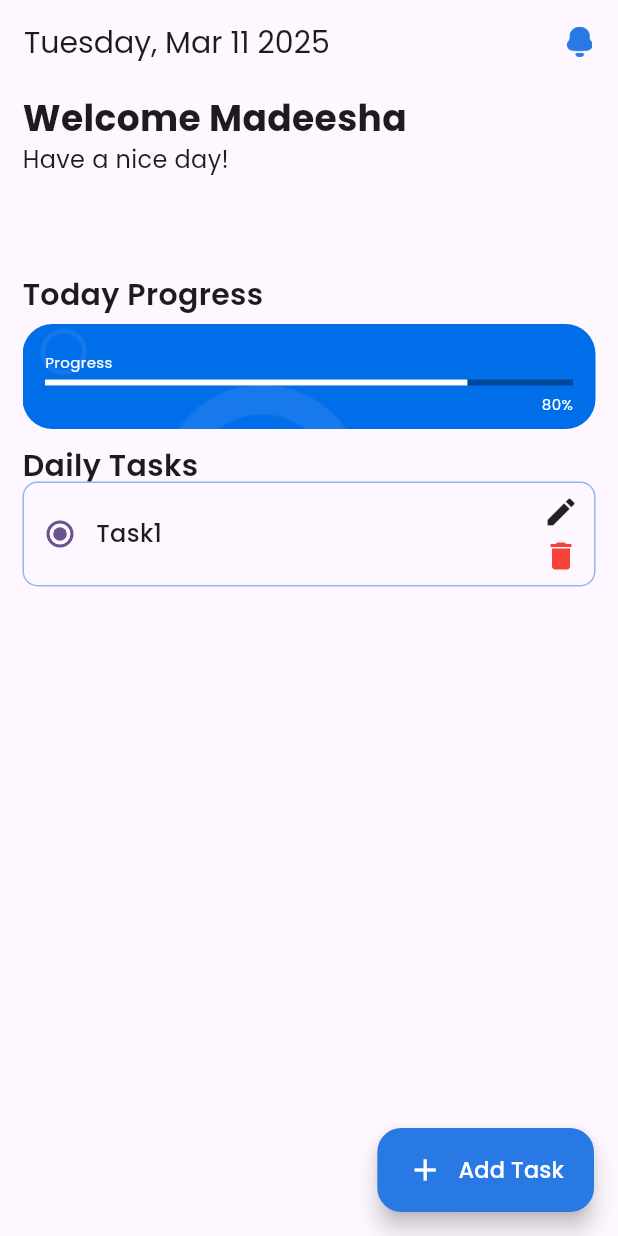
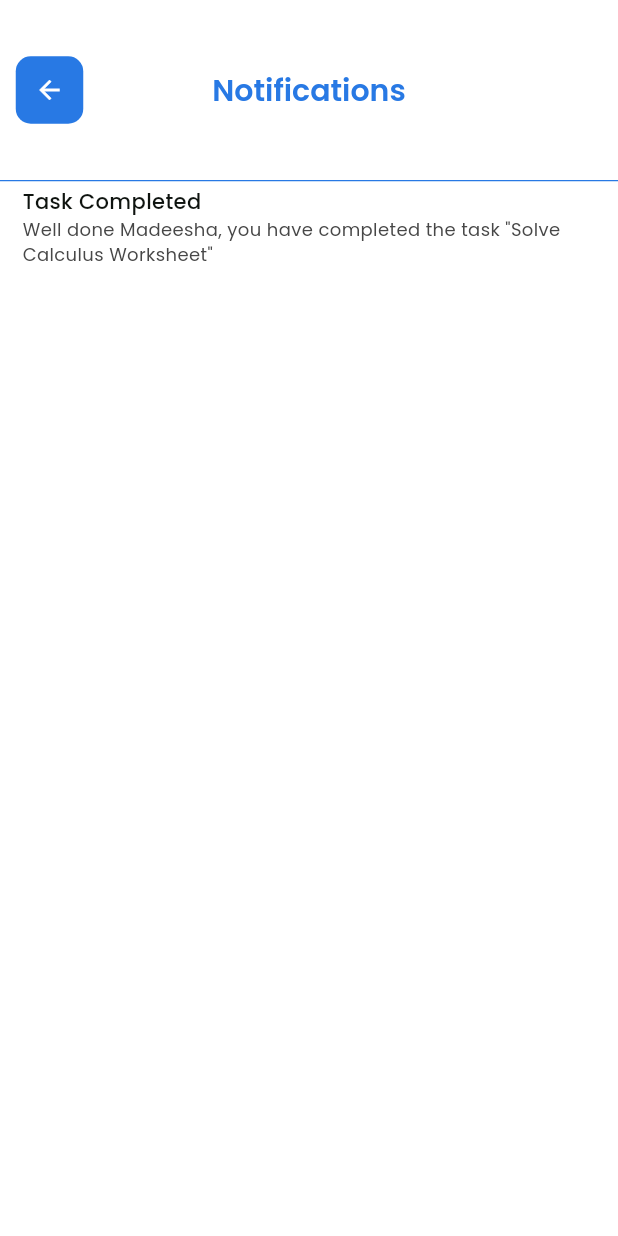
Before and after one commit to MadeeshaSK/MyTask, a Flutter app: the screen it shows after launch, on a phone screen of 412 x 824 dp. Run offline on Flutter 3.47's test engine with Material 3 defaults, Android fonts, the phone set to English and light mode, and no system bars; our stand-ins replace lottie.

Commit message:
view, edit, add task screens, notification screen

```diff
--- a/mytask_frontend/lib/contants/colors.dart
+++ b/mytask_frontend/lib/contants/colors.dart
@@ -21,4 +21,7 @@ class AppColors {
 
   //Progress BG Color
   static const Color ProgressBGColor = Color.fromARGB(255, 0, 71, 151);
+
+  //Date Color
+  static const Color DateColor = Color.fromARGB(255, 71, 71, 71);
 }
--- /dev/null
+++ b/mytask_frontend/lib/features/todo/ui/notification_screen.dart
@@ -0,0 +1,98 @@
+import 'package:flutter/material.dart';
+import 'package:mytask_frontend/contants/colors.dart';
+
+class NotificationScreen extends StatefulWidget {
+  const NotificationScreen({super.key});
+
+  @override
+  State<NotificationScreen> createState() => _NotificationScreenState();
+}
+
+class _NotificationScreenState extends State<NotificationScreen> {
+  @override
+  Widget build(BuildContext context) {
+    double screenWidth = MediaQuery.of(context).size.width;
+    double screenHeight = MediaQuery.of(context).size.height;
+    return Scaffold(
+      backgroundColor: Colors.white,
+      appBar: AppBar(
+        backgroundColor: Colors.white,
+        toolbarHeight: 120,
+        centerTitle: true,
+        title: const Text(
+          'Notifications',
+          style: TextStyle(
+            color: AppColors.accentColor,
+            fontFamily: 'Poppins',
+            fontWeight: FontWeight.w600,
+            fontSize: 20,
+          ),
+        ),
+        leading: Row(
+          crossAxisAlignment: CrossAxisAlignment.center,
+          mainAxisAlignment: MainAxisAlignment.center,
+          children: [
+            SizedBox(width: 10),
+            Container(
+              height: 45,
+              width: 45,
+              decoration: BoxDecoration(
+                color: AppColors.accentColor,
+                borderRadius: BorderRadius.circular(10),
+              ),
+              child: Center(
+                child: Icon(Icons.arrow_back, size: 20, color: Colors.white),
+              ),
+            ),
+          ],
+        ),
+      ),
+      body: SafeArea(
+        child: Container(
+          width: screenWidth,
+          height: screenHeight - 120,
+          color: Colors.white,
+          child: Column(
+            children: [
+              Container(
+                width: screenWidth,
+                height: 1,
+                color: AppColors.accentColor,
+              ),
+              Container(
+                width: screenWidth,
+                height: 60,
+                padding: EdgeInsets.symmetric(horizontal: 15),
+                color: Colors.white,
+                child: Column(
+                  crossAxisAlignment: CrossAxisAlignment.start,
+                  mainAxisAlignment: MainAxisAlignment.center,
+                  children: [
+                    Text(
+                      'Task Completed',
+                      style: TextStyle(
+                        color: AppColors.fontColorBlack,
+                        fontFamily: 'Poppins',
+                        fontWeight: FontWeight.w500,
+                        fontSize: 14,
+                      ),
+                    ),
+                    Text(
+                      'Well done Madeesha, you have completed the task "Solve Calculus Worksheet"',
+                      style: TextStyle(
+                        color: AppColors.DateColor,
+                        fontFamily: 'Poppins',
+                        fontWeight: FontWeight.w400,
+                        fontSize: 12,
+                      ),
+                    ),
+                  ],
+                ),
+              ),
+            ],
+          ),
+        ),
+      ),
+    );
+  }
+}
--- a/mytask_frontend/lib/main.dart
+++ b/mytask_frontend/lib/main.dart
@@ -1,5 +1,5 @@
 import 'package:flutter/material.dart';
-import 'package:mytask_frontend/features/home/ui/home_screen.dart';
+import 'package:mytask_frontend/features/todo/ui/notification_screen.dart';
 
 void main() {
   runApp(const MyApp());
@@ -17,7 +17,7 @@ class MyApp extends StatelessWidget {
       theme: ThemeData(
         colorScheme: ColorScheme.fromSeed(seedColor: Colors.deepPurple),
       ),
-      home: HomeScreen(),
+      home: NotificationScreen(),
     );
   }
 }
```
Also changed, not shown: mytask_frontend/lib/features/todo/ui/add_todo.dart (added, +171 -0 lines), mytask_frontend/lib/features/todo/ui/edit_todo.dart (added, +156 -0 lines), mytask_frontend/lib/features/todo/ui/view_todo.dart (added, +109 -0 lines).
